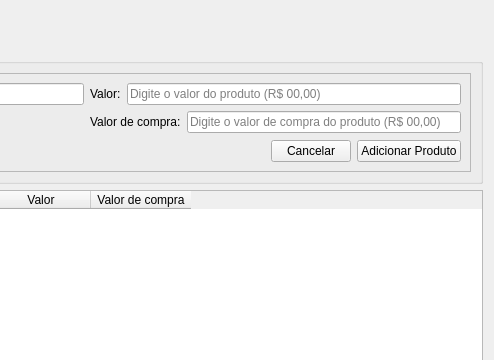
Qt form view/produto.ui (Gusrrocha/Sistema-para-livraria) before a commit; both pictures show x 321 to 815 and y 0 to 360 of the 815 by 683 pixel window.
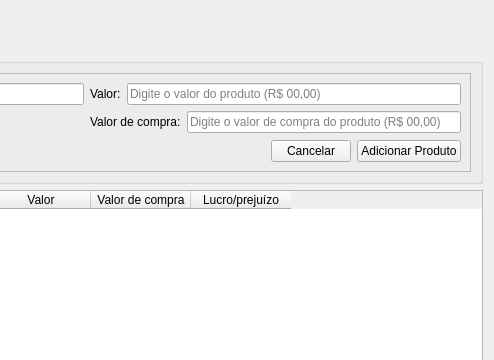
The same form after that commit.

```diff
--- a/view/produto.ui
+++ b/view/produto.ui
@@ -251,6 +251,11 @@
        <string>Valor de compra</string>
       </property>
      </column>
+     <column>
+      <property name="text">
+       <string>Lucro/prejuízo</string>
+      </property>
+     </column>
     </widget>
    </item>
   </layout>
```
